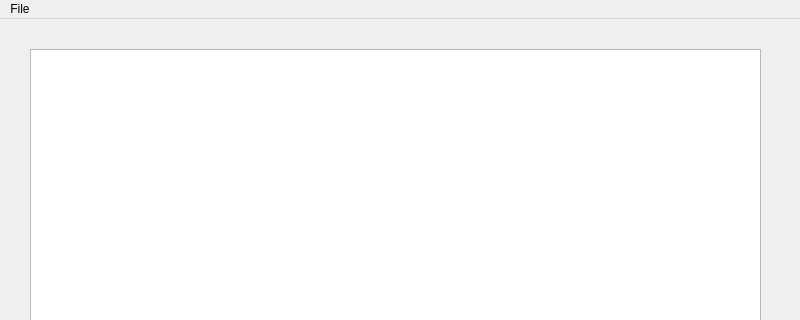
Before: the Qt Designer form notepad.ui in nKadykov/Notepad, drawn with Qt 5; both pictures show x 0 to 800 and y 0 to 320 of the 800 by 600 pixel window.
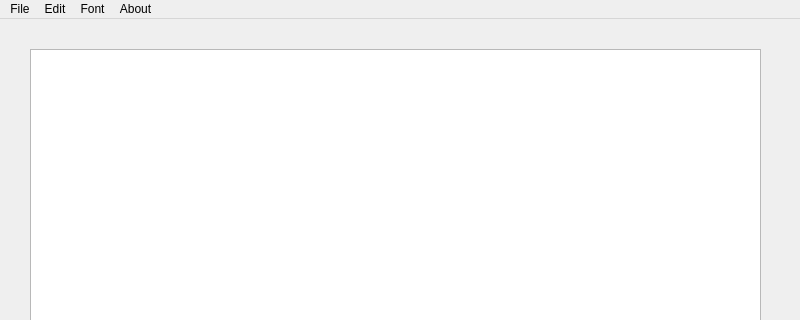
After: the same form once the commit is applied. Icons and pictures are not drawn.

Diff of the .ui file:
```diff
--- a/notepad.ui
+++ b/notepad.ui
@@ -45,7 +45,35 @@
     <addaction name="actionPrint"/>
     <addaction name="actionExit"/>
    </widget>
+   <widget class="QMenu" name="menuEdit">
+    <property name="title">
+     <string>Edit</string>
+    </property>
+    <addaction name="actionCopy"/>
+    <addaction name="actionCut"/>
+    <addaction name="actionPaste"/>
+    <addaction name="actionUndo"/>
+    <addaction name="actionRedo"/>
+   </widget>
+   <widget class="QMenu" name="menuFont">
+    <property name="title">
+     <string>Font</string>
+    </property>
+    <addaction name="actionFont"/>
+    <addaction name="actionBold"/>
+    <addaction name="actionUnderline"/>
+    <addaction name="actionItalic"/>
+   </widget>
+   <widget class="QMenu" name="menuAbout">
+    <property name="title">
+     <string>About</string>
+    </property>
+    <addaction name="actionAbout"/>
+   </widget>
    <addaction name="menuNew"/>
+   <addaction name="menuEdit"/>
+   <addaction name="menuFont"/>
+   <addaction name="menuAbout"/>
   </widget>
   <widget class="QStatusBar" name="statusbar"/>
   <action name="actionNew">
```
Left out of the diff: 90 changed lines with no effect on the pictures.
